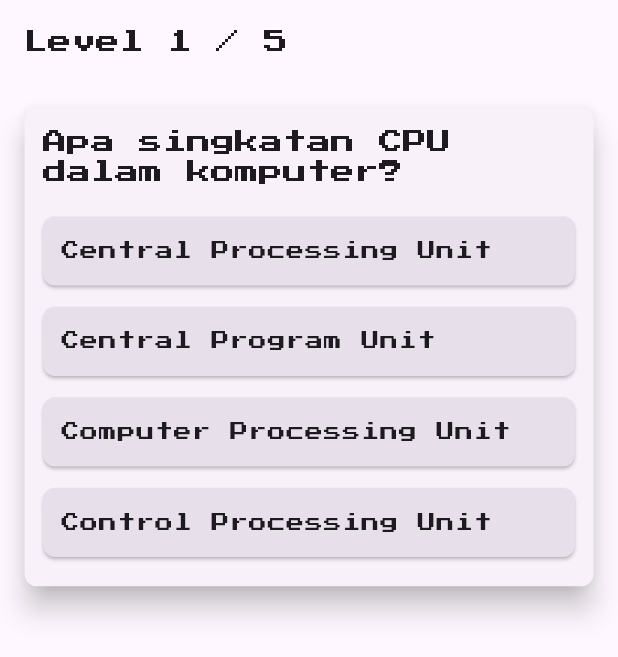
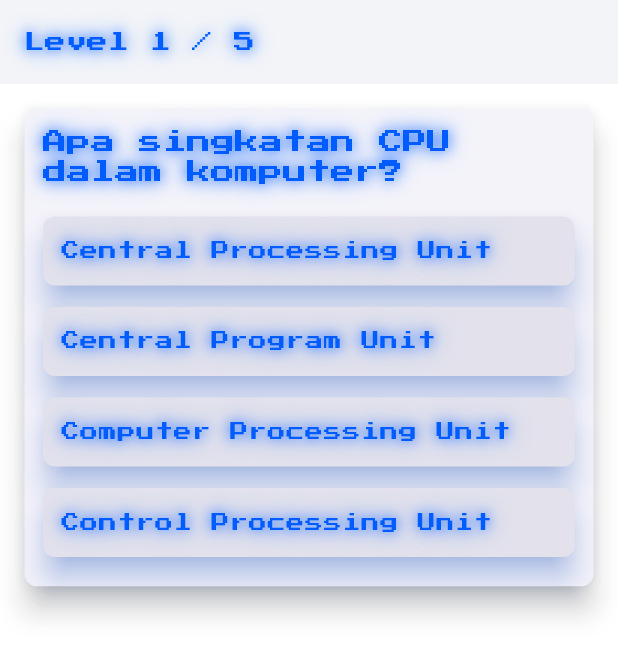
Before and after one commit to JordiLoveinTSibero-231401052/utspm1jordisibero231401052, a Flutter app: the QuizScreen screen opened directly, on a phone screen of 412 x 824 dp. Shown: the top 657 px of the screen. Run offline on Flutter 3.47's test engine with Material 3 defaults, Android fonts, the phone set to English and light mode, and no system bars; our stand-ins replace google_fonts.

Commit message:
Enhance themes with neon colors and glow effects
Updated the color scheme and text styles for light and dark themes to incorporate neon colors. Added new constants for neon colors and modified the text styles to use a glow effect.

```diff
--- a/lib/themes.dart
+++ b/lib/themes.dart
@@ -1,25 +1,109 @@
-
 import 'package:flutter/material.dart';
 import 'package:google_fonts/google_fonts.dart';
 
-final ColorScheme lightColors = ColorScheme.fromSeed(seedColor: Colors.deepPurple);
-final ColorScheme darkColors = ColorScheme.fromSeed(seedColor: Colors.deepPurple, brightness: Brightness.dark);
+// 🎨 Warna neon
+const Color neonBlueDark = Color(0xFF005CFF); // biru gelap neon elegan
+const Color neonGreen = Color(0xFF39FF14);    // hijau neon cerah
 
+final ColorScheme lightColors = ColorScheme.fromSeed(
+  seedColor: neonBlueDark,
+  brightness: Brightness.light,
+);
+
+final ColorScheme darkColors = ColorScheme.fromSeed(
+  seedColor: neonGreen,
+  brightness: Brightness.dark,
+);
+
+// 🔥 TextStyle dasar dengan efek glow
+TextStyle neonText(Color color) => GoogleFonts.pressStart2p(
+  color: color,
+  shadows: [
+    Shadow(
+      color: color.withOpacity(0.8),
+      blurRadius: 10,
+      offset: const Offset(0, 0),
+    ),
+    Shadow(
+      color: color.withOpacity(0.6),
+      blurRadius: 20,
+      offset: const Offset(0, 0),
+    ),
+  ],
+);
+
+// 🌞 LIGHT THEME (putih transparan + teks biru gelap neon)
 final ThemeData lightTheme = ThemeData(
   useMaterial3: true,
+  brightness: Brightness.light,
   colorScheme: lightColors,
+  scaffoldBackgroundColor: Colors.white.withOpacity(0.9),
+  appBarTheme: AppBarTheme(
+    backgroundColor: Colors.white.withOpacity(0.7),
+    elevation: 2,
+    titleTextStyle: neonText(neonBlueDark).copyWith(fontSize: 14),
+    iconTheme: const IconThemeData(color: neonBlueDark),
+  ),
   textTheme: TextTheme(
-    headlineSmall: GoogleFonts.pressStart2p(fontSize: 20),
-    headlineMedium: GoogleFonts.pressStart2p(fontSize: 24),
-    titleLarge: GoogleFonts.pressStart2p(fontSize: 16),
-    titleMedium: GoogleFonts.pressStart2p(fontSize: 14),
-    bodyLarge: GoogleFonts.pressStart2p(fontSize: 12),
-    bodySmall: GoogleFonts.pressStart2p(fontSize: 10),
+    headlineSmall: neonText(neonBlueDark).copyWith(fontSize: 20),
+    headlineMedium: neonText(neonBlueDark).copyWith(fontSize: 24),
+    titleLarge: neonText(neonBlueDark).copyWith(fontSize: 16),
+    titleMedium: neonText(neonBlueDark).copyWith(fontSize: 14),
+    bodyLarge: neonText(neonBlueDark).copyWith(fontSize: 12),
+    bodySmall: neonText(neonBlueDark).copyWith(fontSize: 10),
   ),
+  elevatedButtonTheme: ElevatedButtonThemeData(
+    style: ElevatedButton.styleFrom(
+      backgroundColor: Colors.white.withOpacity(0.8),
+      foregroundColor: neonBlueDark,
+      shadowColor: neonBlueDark.withOpacity(0.5),
+      elevation: 8,
+      padding: const EdgeInsets.symmetric(horizontal: 20, vertical: 14),
+      shape: RoundedRectangleBorder(
+        borderRadius: BorderRadius.circular(14),
+        side: const BorderSide(color: neonBlueDark, width: 2),
+      ),
+      textStyle: neonText(neonBlueDark).copyWith(fontSize: 10),
+    ),
+  ),
+  cardColor: Colors.white.withOpacity(0.75),
+  iconTheme: const IconThemeData(color: neonBlueDark),
 );
 
+// 🌙 DARK THEME (hitam transparan + teks hijau neon glow)
 final ThemeData darkTheme = ThemeData(
   useMaterial3: true,
+  brightness: Brightness.dark,
   colorScheme: darkColors,
-  textTheme: lightTheme.textTheme,
+  scaffoldBackgroundColor: Colors.black.withOpacity(0.85),
+  appBarTheme: AppBarTheme(
+    backgroundColor: Colors.black.withOpacity(0.7),
+    elevation: 2,
+    titleTextStyle: neonText(neonGreen).copyWith(fontSize: 14),
+    iconTheme: const IconThemeData(color: neonGreen),
+  ),
+  textTheme: TextTheme(
+    headlineSmall: neonText(neonGreen).copyWith(fontSize: 20),
+    headlineMedium: neonText(neonGreen).copyWith(fontSize: 24),
+    titleLarge: neonText(neonGreen).copyWith(fontSize: 16),
+    titleMedium: neonText(neonGreen).copyWith(fontSize: 14),
+    bodyLarge: neonText(neonGreen).copyWith(fontSize: 12),
+    bodySmall: neonText(neonGreen).copyWith(fontSize: 10),
+  ),
+  elevatedButtonTheme: ElevatedButtonThemeData(
+    style: ElevatedButton.styleFrom(
+      backgroundColor: Colors.black.withOpacity(0.7),
+      foregroundColor: neonGreen,
+      shadowColor: neonGreen.withOpacity(0.6),
+      elevation: 8,
+      padding: const EdgeInsets.symmetric(horizontal: 20, vertical: 14),
+      shape: RoundedRectangleBorder(
+        borderRadius: BorderRadius.circular(14),
+        side: const BorderSide(color: neonGreen, width: 2),
+      ),
+      textStyle: neonText(neonGreen).copyWith(fontSize: 10),
+    ),
+  ),
+  cardColor: Colors.black.withOpacity(0.75),
+  iconTheme: const IconThemeData(color: neonGreen),
 );
```
